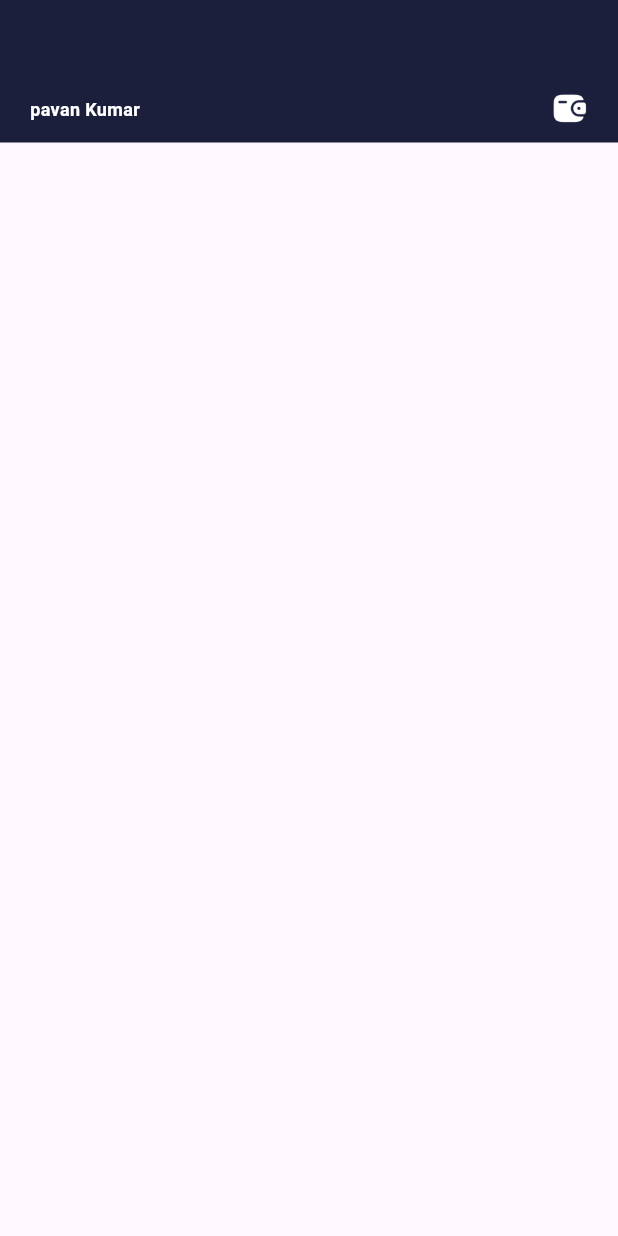
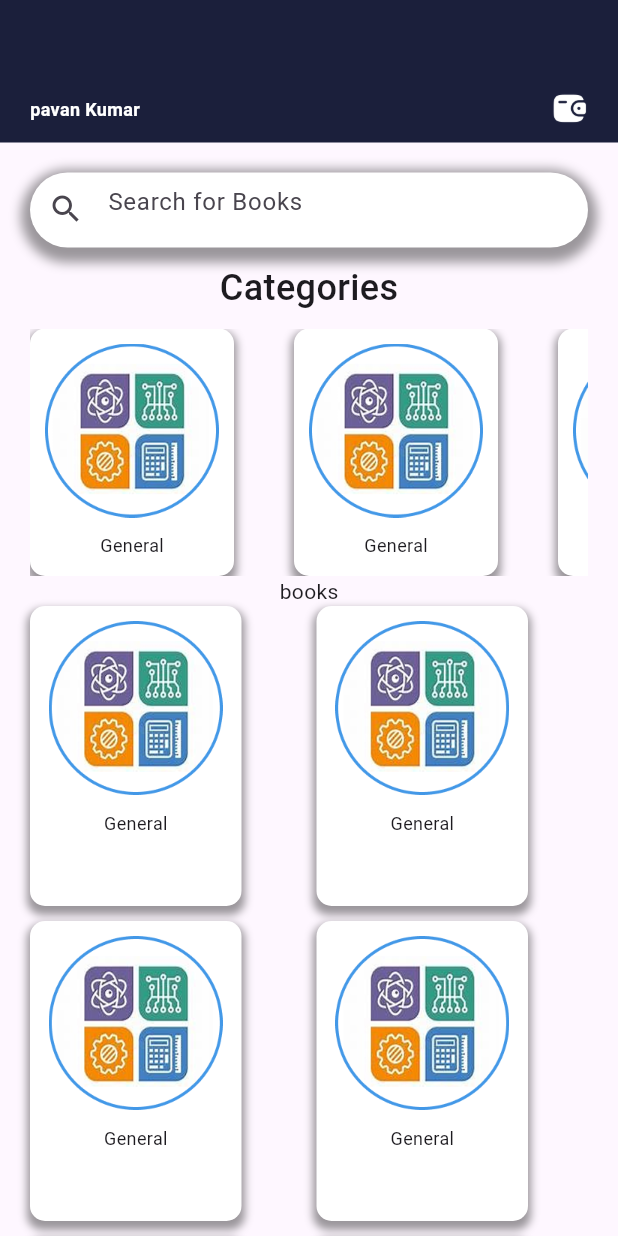
Before and after one commit to Digitalexsolutions22/lms, a Flutter app: the HomeScreen screen opened directly, on a phone screen of 412 x 824 dp. Run offline on Flutter 3.47's test engine with Material 3 defaults, Android fonts, the phone set to English and light mode, and no system bars.

Commit message:
4 commit

```diff
--- /dev/null
+++ b/lib/constants/apis.dart
@@ -0,0 +1,4 @@
+class Apis {
+  static const String baseurl = "https://yaatrinote.online/sasi/";
+  static const String signup = "register.php";
+}
--- a/lib/features/bookmange/view/home.dart
+++ b/lib/features/bookmange/view/home.dart
@@ -7,6 +7,142 @@ class HomeScreen extends StatelessWidget {
 
   @override
   Widget build(BuildContext context) {
-    return Scaffold(body: Column(children: [Appbar()]));
+    return Scaffold(
+      body: SingleChildScrollView(
+        child: Column(
+          children: [
+            Appbar(),
+
+            Padding(
+              padding: const EdgeInsets.symmetric(horizontal: 20, vertical: 20),
+              child: Column(
+                children: [
+                  Container(
+                    height: 50,
+                    width: double.infinity,
+                    decoration: BoxDecoration(
+                      borderRadius: BorderRadius.circular(555),
+                      color: AppColors.white,
+                      boxShadow: [
+                        BoxShadow(
+                          color: Colors.black.withAlpha(100),
+                          offset: Offset(0, 4),
+                          blurRadius: 6,
+                          spreadRadius: 6,
+                        ),
+                      ],
+                    ),
+                    child: TextFormField(
+                      decoration: InputDecoration(
+                        prefixIcon: Icon(Icons.search),
+                        hintText: "Search for Books",
+
+                        border: InputBorder.none,
+                      ),
+                    ),
+                  ),
+                  SizedBox(height: 10),
+                  Text(
+                    "Categories",
+                    style: TextStyle(fontSize: 24, fontWeight: FontWeight.w500),
+                  ),
+                  SizedBox(height: 10),
+
+                  SizedBox(
+                    height: 165,
+                    child: ListView.builder(
+                      scrollDirection: Axis.horizontal,
+                      shrinkWrap: true,
+                      itemBuilder: (context, index) {
+                        return Container(
+                          margin: EdgeInsets.only(right: 40),
+                          padding: EdgeInsets.all(10),
+                          decoration: BoxDecoration(
+                            borderRadius: BorderRadiusDirectional.circular(10),
+                            color: AppColors.white,
+                            boxShadow: [
+                              BoxShadow(
+                                color: Colors.black.withAlpha(100),
+                                offset: Offset(0, 4),
+                                blurRadius: 4,
+                                spreadRadius: 2,
+                              ),
+                            ],
+                          ),
+                          child: Column(
+                            children: [
+                              Image.asset(
+                                "assests/images/Ellipse 1 (1).png",
+                                scale: 2,
+                              ),
+                              SizedBox(height: 10),
+                              Text(
+                                "General",
+                                style: TextStyle(
+                                  fontSize: 12,
+                                  fontWeight: FontWeight.normal,
+                                ),
+                              ),
+                            ],
+                          ),
+                        );
+                      },
+                    ),
+                  ),
+                  Text("books"),
+
+                  GridView.builder(
+                    physics: NeverScrollableScrollPhysics(),
+                    itemCount: 10,
+                    shrinkWrap: true,
+                    gridDelegate: SliverGridDelegateWithFixedCrossAxisCount(
+                      crossAxisCount: 2,
+                      mainAxisExtent: 200,
+                      crossAxisSpacing: 10,
+                      mainAxisSpacing: 10,
+                    ),
+
+                    itemBuilder: (context, index) {
+                      return Container(
+                        margin: EdgeInsets.only(right: 40),
+                        padding: EdgeInsets.all(10),
+                        decoration: BoxDecoration(
+                          borderRadius: BorderRadiusDirectional.circular(10),
+                          color: AppColors.white,
+                          boxShadow: [
+                            BoxShadow(
+                              color: Colors.black.withAlpha(100),
+                              offset: Offset(0, 4),
+                              blurRadius: 4,
+                              spreadRadius: 2,
+                            ),
+                          ],
+                        ),
+                        child: Column(
+                          children: [
+                            Image.asset(
+                              "assests/images/Ellipse 1 (1).png",
+                              scale: 2,
+                            ),
+                            SizedBox(height: 10),
+                            Text(
+                              "General",
+                              style: TextStyle(
+                                fontSize: 12,
+                                fontWeight: FontWeight.normal,
+                              ),
+                            ),
+                          ],
+                        ),
+                      );
+                    },
+                  ),
+                ],
+              ),
+            ),
+          ],
+        ),
+      ),
+    );
   }
 }
--- /dev/null
+++ b/lib/helper/networkhelper.dart
@@ -0,0 +1,34 @@
+import 'dart:convert';
+import 'dart:developer';
+
+import 'package:http/http.dart' as http;
+import 'package:lms/constants/apis.dart';
+
+class Networkhelper {
+  static const baserUrl = Apis.baseurl;
+  postapi(String endpoint, Map<String, dynamic> body) async {
+    final url = baserUrl + endpoint;
+
+    final finalurl = Uri.parse(url);
+
+    final request = http.MultipartRequest("post", finalurl);
+
+    request.fields.addAll({
+      "name": body["name"],
+      "mobile": body["mobile"],
+      "roll_number": body["roll_number"],
+      "password": body["password"],
+    });
+
+    final response = await request.send();
+
+    final responseData = await http.Response.fromStream(response);
+
+    if (response.statusCode == 200 || response.statusCode == 201) {
+      final responseJson = jsonDecode(responseData.body);
+      return responseJson;
+    } else {
+      log("api not working ");
+    }
+  }
+}
--- a/lib/main.dart
+++ b/lib/main.dart
@@ -34,7 +34,7 @@ class MyApp extends StatelessWidget {
         // tested with just a hot reload.
         colorScheme: ColorScheme.fromSeed(seedColor: Colors.deepPurple),
       ),
-      home: const Bookdeatils(),
+      home: const HomeScreen(),
     );
   }
 }
--- a/pubspec.yaml
+++ b/pubspec.yaml
@@ -34,6 +34,7 @@ dependencies:
   # The following adds the Cupertino Icons font to your application.
   # Use with the CupertinoIcons class for iOS style icons.
   cupertino_icons: ^1.0.8
+  http: ^1.5.0
 
 dev_dependencies:
   flutter_test:
```
Also changed, not shown: assests/images/Ellipse 1 (1).png (added), pubspec.lock.
